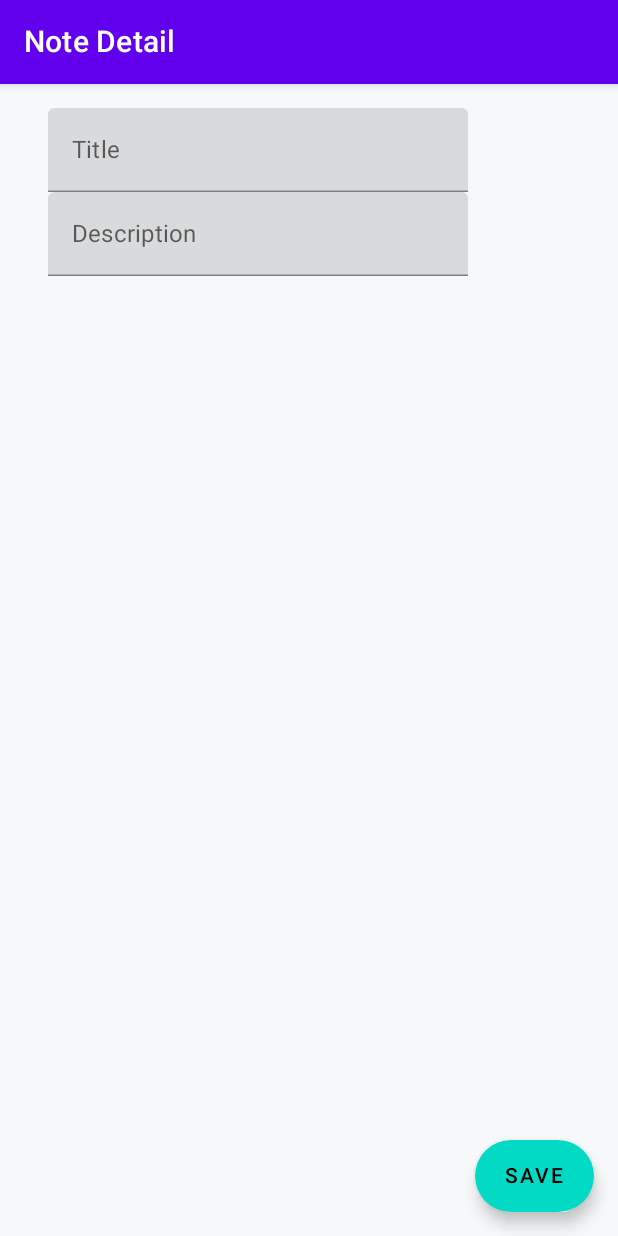
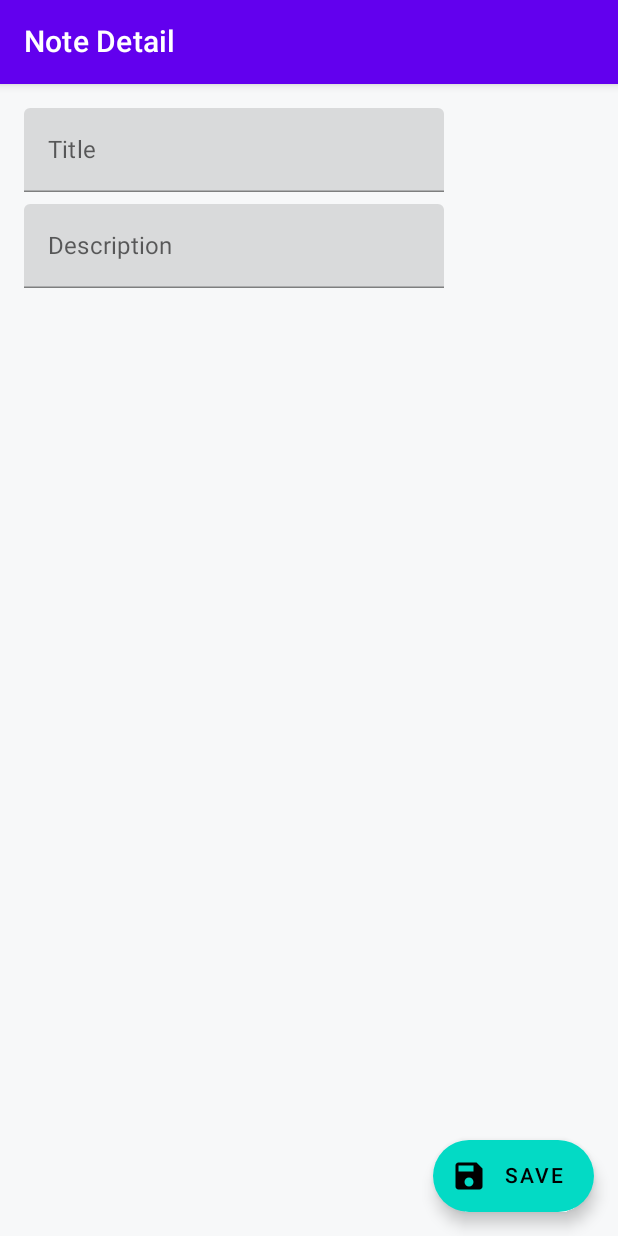
Before and after one commit to heriawanfx/LatihanCompose, an Android app built with Jetpack Compose: the DetailActivity screen opened directly, with no data from a screen before it, on a phone screen of 412 x 824 dp. Run offline under Robolectric (Android 15) with nearby library versions, the phone set to English and light mode, and no system bars; our stand-ins replace Dagger/Hilt's generated code.

Commit message:
Add remember

```diff
--- a/app/src/main/java/com/heriawanfx/mobile/compose/data/Note.kt
+++ b/app/src/main/java/com/heriawanfx/mobile/compose/data/Note.kt
@@ -6,14 +6,11 @@ import androidx.compose.runtime.setValue
 
 data class Note(
     val id: Int,
-    private val initialTitle: String,
-    private val initialDescription: String,
+    val title: String,
+    val description: String,
     private val initialExpanded: Boolean = false,
     private val initialChecked: Boolean = false,
 ) {
     var isExpanded: Boolean by mutableStateOf(initialExpanded)
     var isChecked: Boolean by mutableStateOf(initialChecked)
-
-    var title: String by mutableStateOf(initialTitle)
-    var description: String by mutableStateOf(initialDescription)
 }
--- a/app/src/main/java/com/heriawanfx/mobile/compose/ui/DetailActivity.kt
+++ b/app/src/main/java/com/heriawanfx/mobile/compose/ui/DetailActivity.kt
@@ -5,9 +5,10 @@ import android.util.Log
 import androidx.activity.ComponentActivity
 import androidx.activity.compose.setContent
 import androidx.compose.foundation.layout.*
-import androidx.compose.foundation.text.BasicTextField
 import androidx.compose.material.*
-import androidx.compose.runtime.Composable
+import androidx.compose.material.icons.Icons
+import androidx.compose.material.icons.filled.Save
+import androidx.compose.runtime.*
 import androidx.compose.ui.Alignment
 import androidx.compose.ui.Modifier
 import androidx.compose.ui.tooling.preview.Preview
@@ -44,15 +45,19 @@ fun DetailScreen(modifier: Modifier = Modifier, detailViewModel: DetailViewModel
                     Text(text = "SAVE")
                 }, onClick = {
                     Log.e("DetailScreen", "SAVE: ${detailViewModel.getNote()}")
+                }, icon = {
+                    Icon(imageVector = Icons.Filled.Save, contentDescription = "SAVE")
                 })
             }
         ) {
             NoteFormView(
-                modifier = modifier.padding(horizontal = 16.dp),
+                modifier = modifier
+                    .padding(horizontal = 16.dp)
+                    .padding(top = 16.dp),
                 titleValue = detailViewModel.getNote()?.title,
-                onTitleValueChange = { detailViewModel.getNote()?.title = it },
+                onTitleValueChange = { detailViewModel.title = it },
                 descriptionValue = detailViewModel.getNote()?.description,
-                onDescriptionValueChange = { detailViewModel.getNote()?.description = it },
+                onDescriptionValueChange = { detailViewModel.description = it },
             )
         }
     }
@@ -67,13 +72,14 @@ fun NoteFormView(
     onDescriptionValueChange: (String) -> Unit
 ) {
     Column(
-        modifier = modifier.padding(horizontal = 16.dp, vertical = 16.dp),
+        modifier = modifier,
         horizontalAlignment = Alignment.CenterHorizontally
     ) {
 
         TextField(value = titleValue ?: "", onValueChange = onTitleValueChange, label = {
             Text(text = "Title")
         })
+        Spacer(modifier = Modifier.height(8.dp))
         TextField(
             value = descriptionValue ?: "",
             onValueChange = onDescriptionValueChange,
--- a/app/src/main/java/com/heriawanfx/mobile/compose/ui/DetailViewModel.kt
+++ b/app/src/main/java/com/heriawanfx/mobile/compose/ui/DetailViewModel.kt
@@ -1,6 +1,8 @@
 package com.heriawanfx.mobile.compose.ui
 
-import androidx.compose.runtime.toMutableStateList
+import androidx.compose.runtime.mutableStateOf
+import androidx.compose.runtime.getValue
+import androidx.compose.runtime.setValue
 import androidx.lifecycle.SavedStateHandle
 import androidx.lifecycle.ViewModel
 import com.heriawanfx.mobile.compose.data.Note
@@ -10,18 +12,20 @@ import javax.inject.Inject
 
 @HiltViewModel
 class DetailViewModel @Inject constructor(
-    private val noteRepository: NoteRepository,
+    noteRepository: NoteRepository,
     savedStateHandle: SavedStateHandle
 ) : ViewModel() {
 
     private val selectedNoteId = savedStateHandle.get<Int>(KEY_NOTE_ID)
 
-    private val _notes: MutableList<Note>
-        get() = noteRepository.getSampleNotes().toMutableStateList()
+    private val _notes = noteRepository.getSampleNotes()
 
     fun getNote(): Note? {
         return _notes.find { it.id == selectedNoteId }
     }
 
+    var title: String? by mutableStateOf(getNote()?.title)
+    var description: String? by mutableStateOf(getNote()?.description)
+
 
 }
```
